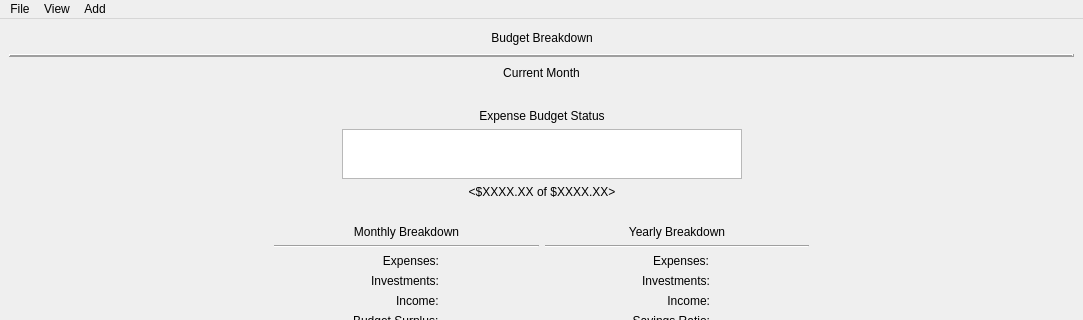
Old version of the form CashFlowManager/mainwindow.ui in the repository epw7856/CashFlowManager; both pictures show x 0 to 1083 and y 0 to 320 of the 1083 by 732 pixel window.
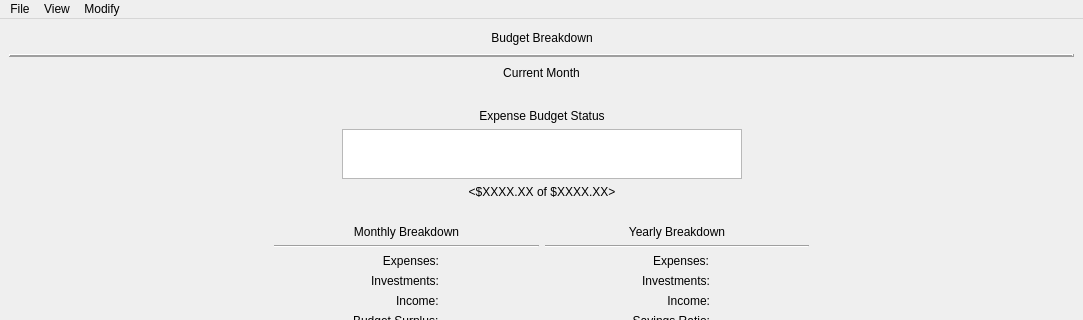
New version of the form. Custom widgets are drawn as their Qt base class.

Commit message: Implemented logic to modify or delete expense types in addition to adding new types.

```diff
--- a/CashFlowManager/mainwindow.ui
+++ b/CashFlowManager/mainwindow.ui
@@ -773,7 +773,7 @@
    </widget>
    <widget class="QMenu" name="menuAdd">
     <property name="title">
-     <string>Add</string>
+     <string>Modify</string>
     </property>
     <addaction name="actionAddExpense_Transaction"/>
     <addaction name="actionAddExpense_Type"/>
```
Left out of the diff: 12 changed lines with no effect on the pictures. The commit also changes 11 other files.
